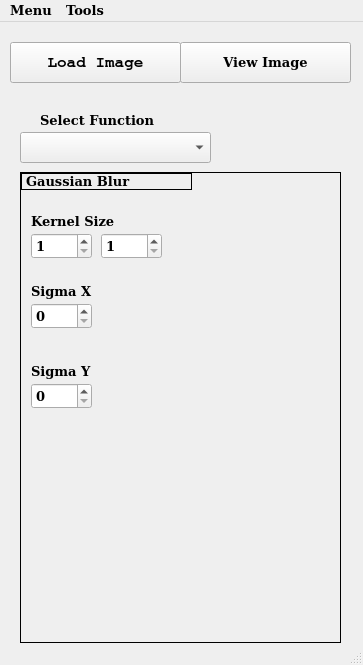
This is mainwindow.ui in alexcasq/guiDataGenerator as Qt 5 draws it before an edit. The edited form follows.
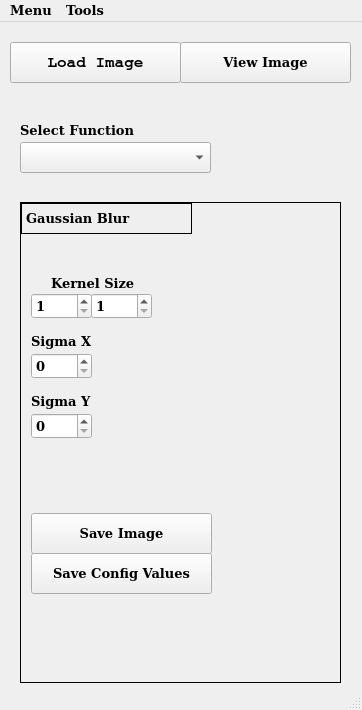
This is the edited form. The open tabs and pages were chosen to show the change.

```diff
--- a/mainwindow.ui
+++ b/mainwindow.ui
@@ -6,8 +6,8 @@
    <rect>
     <x>0</x>
     <y>0</y>
-    <width>363</width>
-    <height>665</height>
+    <width>362</width>
+    <height>710</height>
    </rect>
   </property>
   <property name="font">
@@ -47,9 +47,9 @@
     <property name="geometry">
      <rect>
       <x>20</x>
-      <y>150</y>
+      <y>180</y>
       <width>321</width>
-      <height>471</height>
+      <height>481</height>
      </rect>
     </property>
     <property name="font">
@@ -71,7 +71,7 @@
       <property name="geometry">
        <rect>
         <x>10</x>
-        <y>60</y>
+        <y>90</y>
         <width>61</width>
         <height>26</height>
        </rect>
@@ -86,8 +86,8 @@
      <widget class="QSpinBox" name="spinBox_k2">
       <property name="geometry">
        <rect>
-        <x>80</x>
-        <y>60</y>
+        <x>70</x>
+        <y>90</y>
         <width>61</width>
         <height>26</height>
        </rect>
@@ -102,10 +102,10 @@
      <widget class="QLabel" name="label_kernelG">
       <property name="geometry">
        <rect>
-        <x>10</x>
-        <y>40</y>
-        <width>111</width>
-        <height>17</height>
+        <x>30</x>
+        <y>70</y>
+        <width>101</width>
+        <height>20</height>
        </rect>
       </property>
       <property name="text">
@@ -118,7 +118,7 @@
         <x>0</x>
         <y>0</y>
         <width>171</width>
-        <height>17</height>
+        <height>31</height>
        </rect>
       </property>
       <property name="frameShape">
@@ -132,7 +132,7 @@
       <property name="geometry">
        <rect>
         <x>10</x>
-        <y>130</y>
+        <y>150</y>
         <width>61</width>
         <height>26</height>
        </rect>
@@ -158,7 +158,7 @@
       <property name="geometry">
        <rect>
         <x>10</x>
-        <y>110</y>
+        <y>130</y>
         <width>67</width>
         <height>17</height>
        </rect>
@@ -183,6 +183,32 @@
        <string>Sigma Y</string>
       </property>
      </widget>
+     <widget class="QPushButton" name="pb_saveConfigGB">
+      <property name="geometry">
+       <rect>
+        <x>10</x>
+        <y>350</y>
+        <width>181</width>
+        <height>41</height>
+       </rect>
+      </property>
+      <property name="text">
+       <string>Save Config Values</string>
+      </property>
+     </widget>
+     <widget class="QPushButton" name="pb_saveImageGB">
+      <property name="geometry">
+       <rect>
+        <x>10</x>
+        <y>310</y>
+        <width>181</width>
+        <height>41</height>
+       </rect>
+      </property>
+      <property name="text">
+       <string>Save Image</string>
+      </property>
+     </widget>
     </widget>
     <widget class="QWidget" name="Blur">
      <widget class="QLabel" name="label_kernelB">
@@ -1355,7 +1381,7 @@
     <property name="geometry">
      <rect>
       <x>20</x>
-      <y>110</y>
+      <y>120</y>
       <width>191</width>
       <height>31</height>
      </rect>
@@ -1367,8 +1393,8 @@
    <widget class="QLabel" name="label_selectFunction">
     <property name="geometry">
      <rect>
-      <x>40</x>
-      <y>90</y>
+      <x>20</x>
+      <y>100</y>
       <width>151</width>
       <height>17</height>
      </rect>
@@ -1384,7 +1410,7 @@
     <rect>
      <x>0</x>
      <y>0</y>
-     <width>363</width>
+     <width>362</width>
      <height>20</height>
     </rect>
    </property>
```
Left out of the diff: 185 changed lines with no effect on the pictures.
